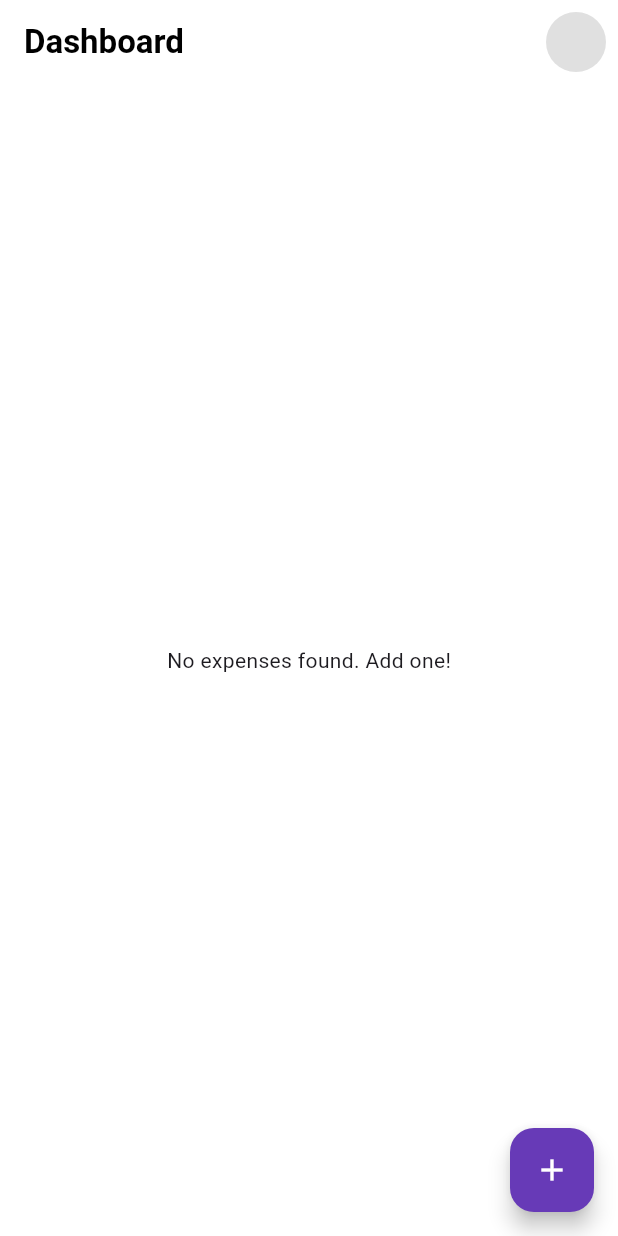
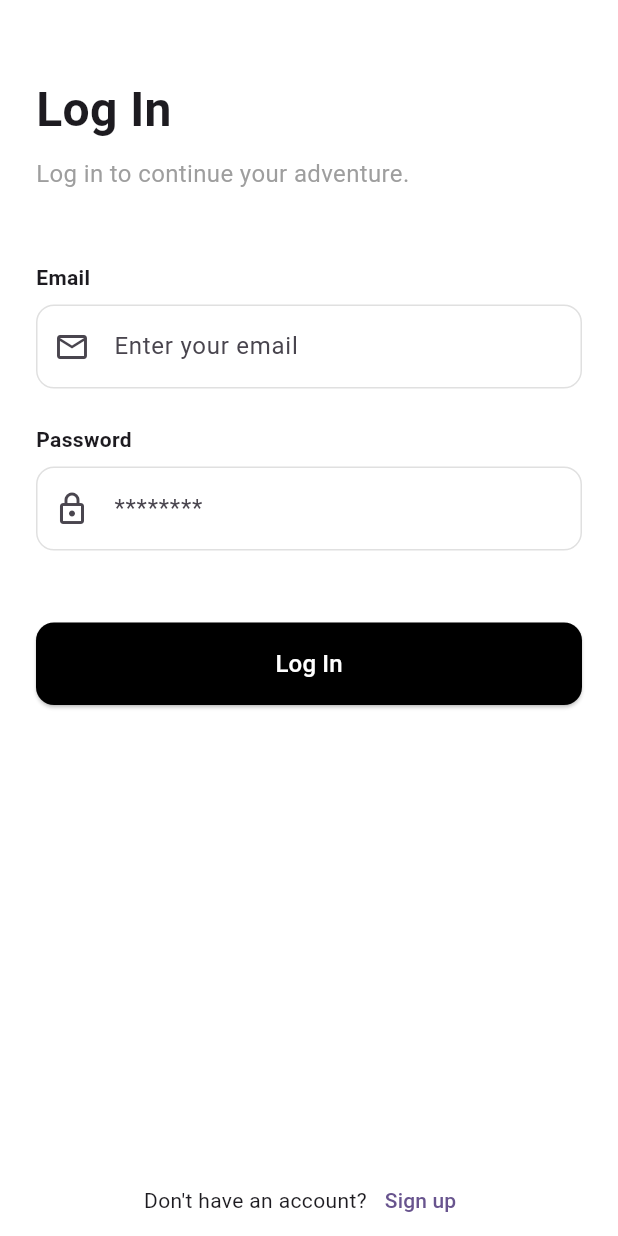
Before and after one commit to PathumSandeepa/spendWise, a Flutter app: the screen it shows after launch, on a phone screen of 412 x 824 dp. Run offline on Flutter 3.47's test engine with Material 3 defaults, Android fonts, the light colour scheme and no system bars; our stand-ins replace cloud_firestore, firebase_auth, firebase_core; accounts and stored records are empty.

Commit message:
[spendwise-03]Login page and authantication related changers added

```diff
--- /dev/null
+++ b/lib/auth/auth_gate.dart
@@ -0,0 +1,25 @@
+import 'package:firebase_auth/firebase_auth.dart';
+import 'package:flutter/material.dart';
+import 'package:spendwise/screens/home_page.dart';
+import 'package:spendwise/screens/login_page.dart';
+
+class AuthGate extends StatelessWidget {
+  const AuthGate({super.key});
+
+  @override
+  Widget build(BuildContext context) {
+    return Scaffold(
+      body: StreamBuilder<User?>(
+
+        stream: FirebaseAuth.instance.authStateChanges(),
+        builder: (context, snapshot) {
+          if (!snapshot.hasData) {
+            return const LoginPage();
+          }
+
+          return const HomePage();
+        },
+      ),
+    );
+  }
+}
--- a/lib/main.dart
+++ b/lib/main.dart
@@ -1,7 +1,7 @@
 import 'package:flutter/material.dart';
-import 'package:firebase_core/firebase_core.dart'; // Import Firebase Core
-import 'package:spendwise/firebase_options.dart'; // Import the new options file
-import 'package:spendwise/screens/home_page.dart';
+import 'package:firebase_core/firebase_core.dart';
+import 'package:spendwise/firebase_options.dart';
+import 'package:spendwise/auth/auth_gate.dart';
 
 void main() async {
   WidgetsFlutterBinding.ensureInitialized();
@@ -21,7 +21,7 @@ class MyApp extends StatelessWidget {
         useMaterial3: true,
       ),
 
-      home: const HomePage(),
+      home: const AuthGate(),
     );
   }
 }
--- /dev/null
+++ b/lib/screens/login_page.dart
@@ -0,0 +1,162 @@
+// lib/screens/login_page.dart
+
+import 'package:firebase_auth/firebase_auth.dart';
+import 'package:flutter/material.dart';
+
+class LoginPage extends StatefulWidget {
+  const LoginPage({super.key});
+
+  @override
+  State<LoginPage> createState() => _LoginPageState();
+}
+
+class _LoginPageState extends State<LoginPage> {
+  final _emailController = TextEditingController();
+  final _passwordController = TextEditingController();
+
+  @override
+  Widget build(BuildContext context) {
+    return Scaffold(
+      backgroundColor: Colors.white,
+      body: SafeArea(
+        child: Padding(
+          padding: const EdgeInsets.symmetric(horizontal: 24.0),
+          child: Column(
+            crossAxisAlignment: CrossAxisAlignment.start,
+            children: [
+              const SizedBox(height: 50),
+
+              // Header Text: "Log In"
+              const Text(
+                'Log In',
+                style: TextStyle(fontSize: 32, fontWeight: FontWeight.bold),
+              ),
+              const SizedBox(height: 8),
+
+              const Text(
+                'Log in to continue your adventure.',
+                style: TextStyle(fontSize: 16, color: Colors.grey),
+              ),
+              const SizedBox(height: 48),
+
+              const Text(
+                'Email',
+                style: TextStyle(fontWeight: FontWeight.bold),
+              ),
+              const SizedBox(height: 8),
+              TextField(
+                controller: _emailController,
+                keyboardType: TextInputType.emailAddress,
+                decoration: InputDecoration(
+                  hintText: 'Enter your email',
+                  prefixIcon: const Icon(Icons.email_outlined),
+                  border: OutlineInputBorder(
+                    borderRadius: BorderRadius.circular(12),
+                    borderSide: BorderSide(color: Colors.grey.shade300),
+                  ),
+                  enabledBorder: OutlineInputBorder(
+                    borderRadius: BorderRadius.circular(12),
+                    borderSide: BorderSide(color: Colors.grey.shade300),
+                  ),
+                ),
+              ),
+              const SizedBox(height: 24),
+
+              // Password Text Field
+              const Text(
+                'Password',
+                style: TextStyle(fontWeight: FontWeight.bold),
+              ),
+              const SizedBox(height: 8),
+              TextField(
+                controller: _passwordController,
+                obscureText: true,
+                decoration: InputDecoration(
+                  hintText: '********',
+                  prefixIcon: const Icon(Icons.lock_outlined),
+                  border: OutlineInputBorder(
+                    borderRadius: BorderRadius.circular(12),
+                    borderSide: BorderSide(color: Colors.grey.shade300),
+                  ),
+                  enabledBorder: OutlineInputBorder(
+                    borderRadius: BorderRadius.circular(12),
+                    borderSide: BorderSide(color: Colors.grey.shade300),
+                  ),
+                ),
+              ),
+              const SizedBox(height: 48),
+
+              SizedBox(
+                width: double.infinity,
+                child: ElevatedButton(
+                  onPressed: () async {
+
+                    final email = _emailController.text;
+                    final password = _passwordController.text;
+
+                    try {
+
+                      await FirebaseAuth.instance.signInWithEmailAndPassword(
+                        email: email,
+                        password: password,
+                      );
+
+                    } on FirebaseAuthException catch (e) {
+
+                      ScaffoldMessenger.of(context).showSnackBar(
+                        SnackBar(
+                          content: Text(e.message ?? 'An error occurred'),
+                          backgroundColor: Colors.red,
+                        ),
+                      );
+                    }
+                  },
+                  style: ElevatedButton.styleFrom(
+                    backgroundColor: Colors.black,
+                    padding: const EdgeInsets.symmetric(vertical: 16),
+                    shape: RoundedRectangleBorder(
+                      borderRadius: BorderRadius.circular(12),
+                    ),
+                  ),
+                  child: const Text(
+                    'Log In',
+                    style: TextStyle(fontSize: 16, color: Colors.white),
+                  ),
+                ),
+              ),
+              const Spacer(),
+
+              Row(
+                mainAxisAlignment: MainAxisAlignment.center,
+                children: [
+                  const Text("Don't have an account?"),
+                  TextButton(
+                    onPressed: () async {
+                      final email = _emailController.text;
+                      final password = _passwordController.text;
+
+                      try {
+                        await FirebaseAuth.instance.signInWithEmailAndPassword(
+                          email: email,
+                          password: password,
+                        );
+                      } on FirebaseAuthException catch (e) {
+                        ScaffoldMessenger.of(context).showSnackBar(
+                          SnackBar(
+                            content: Text(e.message ?? 'An error occurred'),
+                            backgroundColor: Colors.red,
+                          ),
+                        );
+                      }
+                    },
+                    child: const Text('Sign up'),
+                  ),
+                ],
+              ),
+            ],
+          ),
+        ),
+      ),
+    );
+  }
+}
```
